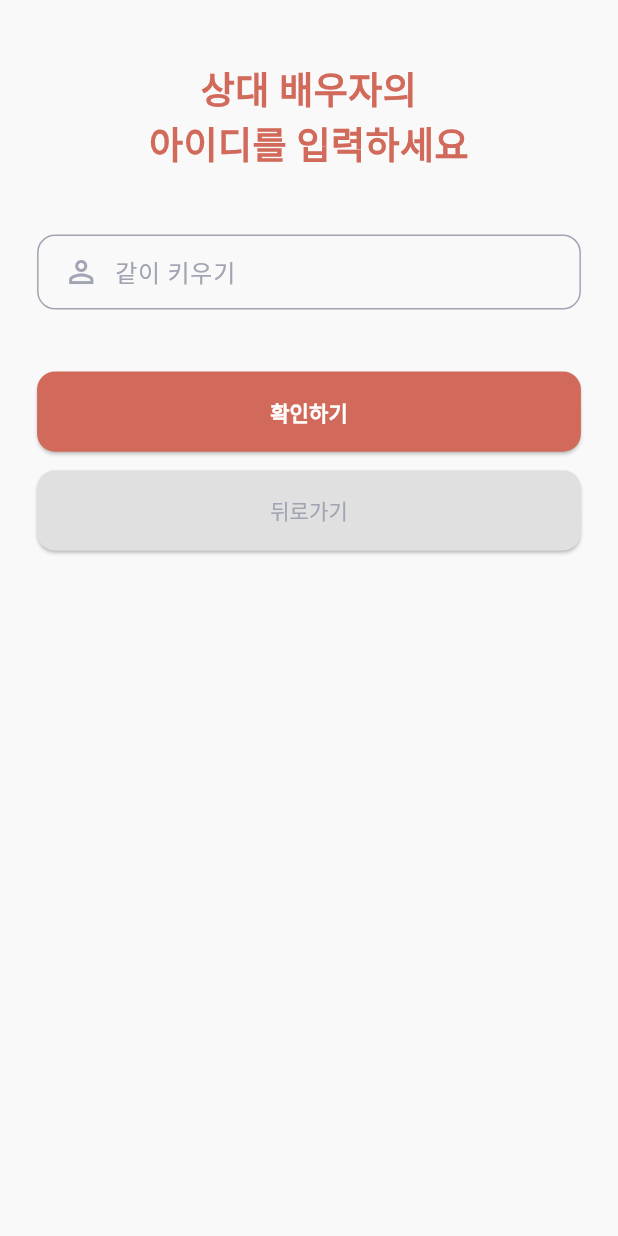
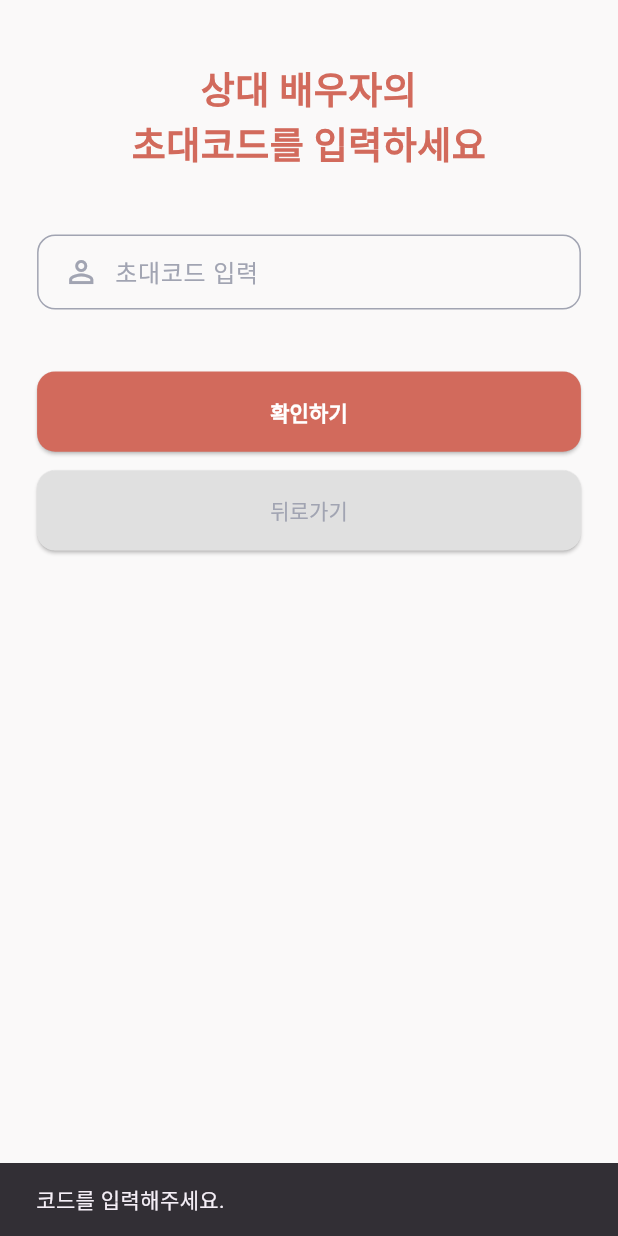
Before and after one commit to leesubeeeeen/growtogether, a Flutter app: the ConnectPartnerScreen screen opened by its route, after a tap on "확인하기", on a phone screen of 412 x 824 dp. Run offline on Flutter 3.47's test engine with Material 3 defaults, Android fonts, the phone set to English and light mode, and no system bars; our stand-ins replace cloud_firestore, firebase_auth, firebase_core, flutter_dotenv, table_calendar; accounts and stored records are empty; Roboto replaces fonts that are missing (Pretendard).

```diff
--- a/lib/screens/connect_partner_screen.dart
+++ b/lib/screens/connect_partner_screen.dart
@@ -1,6 +1,7 @@
 import 'package:flutter/material.dart';
 import '../theme/palette.dart';
 import '../theme/fonts.dart';
+import '../services/auth_service.dart';
 
 class ConnectPartnerScreen extends StatefulWidget {
   const ConnectPartnerScreen({super.key});
@@ -11,6 +12,35 @@ class ConnectPartnerScreen extends StatefulWidget {
 
 class _ConnectPartnerScreenState extends State<ConnectPartnerScreen> {
   final TextEditingController _partnerIdController = TextEditingController();
+  final AuthService _authService = AuthService();
+  bool _loading = false;
+
+  void _connectPartner() async {
+    setState(() => _loading = true);
+    final code = _partnerIdController.text.trim();
+
+    if (code.isEmpty) {
+      ScaffoldMessenger.of(context).showSnackBar(
+        const SnackBar(content: Text('코드를 입력해주세요.')),
+      );
+      setState(() => _loading = false);
+      return;
+    }
+
+    final error = await _authService.linkSpouseByInviteCode(code);
+    setState(() => _loading = false);
+
+    if (error == null) {
+      ScaffoldMessenger.of(context).showSnackBar(
+        const SnackBar(content: Text('배우자와 성공적으로 연결되었습니다!')),
+      );
+      Navigator.pop(context);
+    } else {
+      ScaffoldMessenger.of(context).showSnackBar(
+        SnackBar(content: Text('연결 실패: $error')),
+      );
+    }
+  }
 
   @override
   Widget build(BuildContext context) {
@@ -19,18 +49,17 @@ class _ConnectPartnerScreenState extends State<ConnectPartnerScreen> {
 
     return Scaffold(
       backgroundColor: Palette.background,
-      resizeToAvoidBottomInset: false, // 키보드 올려도 화면 안밀림
+      resizeToAvoidBottomInset: false,
       body: SafeArea(
-        child: SingleChildScrollView( // 오버플로우 방지
+        child: SingleChildScrollView(
           child: Padding(
             padding: EdgeInsets.symmetric(horizontal: w * 0.06),
             child: Column(
               crossAxisAlignment: CrossAxisAlignment.center,
               children: [
                 SizedBox(height: h * 0.05),
-
                 Text(
-                  '상대 배우자의\n아이디를 입력하세요',
+                  '상대 배우자의\n초대코드를 입력하세요',
                   textAlign: TextAlign.center,
                   style: TextStyle(
                     fontSize: w * 0.06,
@@ -39,9 +68,7 @@ class _ConnectPartnerScreenState extends State<ConnectPartnerScreen> {
                     fontFamily: AppFonts.pretendard,
                   ),
                 ),
-
                 SizedBox(height: h * 0.05),
-
                 Container(
                   padding: EdgeInsets.symmetric(horizontal: w * 0.04),
                   decoration: BoxDecoration(
@@ -59,7 +86,7 @@ class _ConnectPartnerScreenState extends State<ConnectPartnerScreen> {
                           style: const TextStyle(fontFamily: AppFonts.pretendard),
                           decoration: const InputDecoration(
                             border: InputBorder.none,
-                            hintText: '같이 키우기',
+                            hintText: '초대코드 입력',
                             hintStyle: TextStyle(
                               color: Palette.greyText,
                               fontFamily: AppFonts.pretendard,
@@ -70,10 +97,7 @@ class _ConnectPartnerScreenState extends State<ConnectPartnerScreen> {
                     ],
                   ),
                 ),
-
                 SizedBox(height: h * 0.05),
-
-                // 확인 버튼
                 SizedBox(
                   width: double.infinity,
                   height: h * 0.065,
@@ -84,11 +108,10 @@ class _ConnectPartnerScreenState extends State<ConnectPartnerScreen> {
                         borderRadius: BorderRadius.circular(12),
                       ),
                     ),
-                    onPressed: () {
-                      // 나중에 연결 요청 API 호출 예정
-                      print('입력된 ID: ${_partnerIdController.text}');
-                    },
-                    child: const Text(
+                    onPressed: _loading ? null : _connectPartner,
+                    child: _loading
+                        ? const CircularProgressIndicator(color: Colors.white)
+                        : const Text(
                       '확인하기',
                       style: TextStyle(
                         fontWeight: FontWeight.w600,
@@ -98,10 +121,7 @@ class _ConnectPartnerScreenState extends State<ConnectPartnerScreen> {
                     ),
                   ),
                 ),
-
                 SizedBox(height: h * 0.015),
-
-                // 뒤로가기 버튼
                 SizedBox(
                   width: double.infinity,
                   height: h * 0.065,
@@ -124,7 +144,6 @@ class _ConnectPartnerScreenState extends State<ConnectPartnerScreen> {
                     ),
                   ),
                 ),
-
                 SizedBox(height: h * 0.03),
               ],
             ),
```
Also changed, not shown: lib/main.dart (+6 -13 lines), lib/screens/login_screen.dart (+20 -34 lines), lib/screens/signup_screen.dart (+29 -35 lines), lib/services/auth_service.dart (+112 -6 lines), lib/widgets/auth_gate.dart (added, +25 -0 lines), pubspec.yaml (+8 -5 lines), 1 other file.
